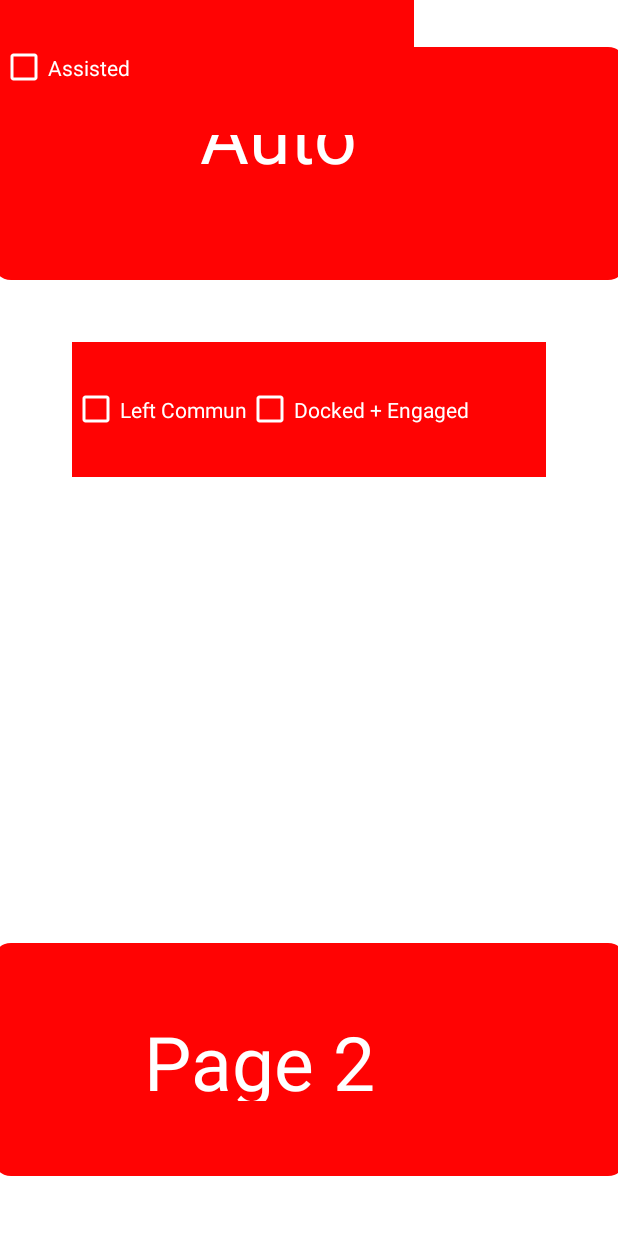
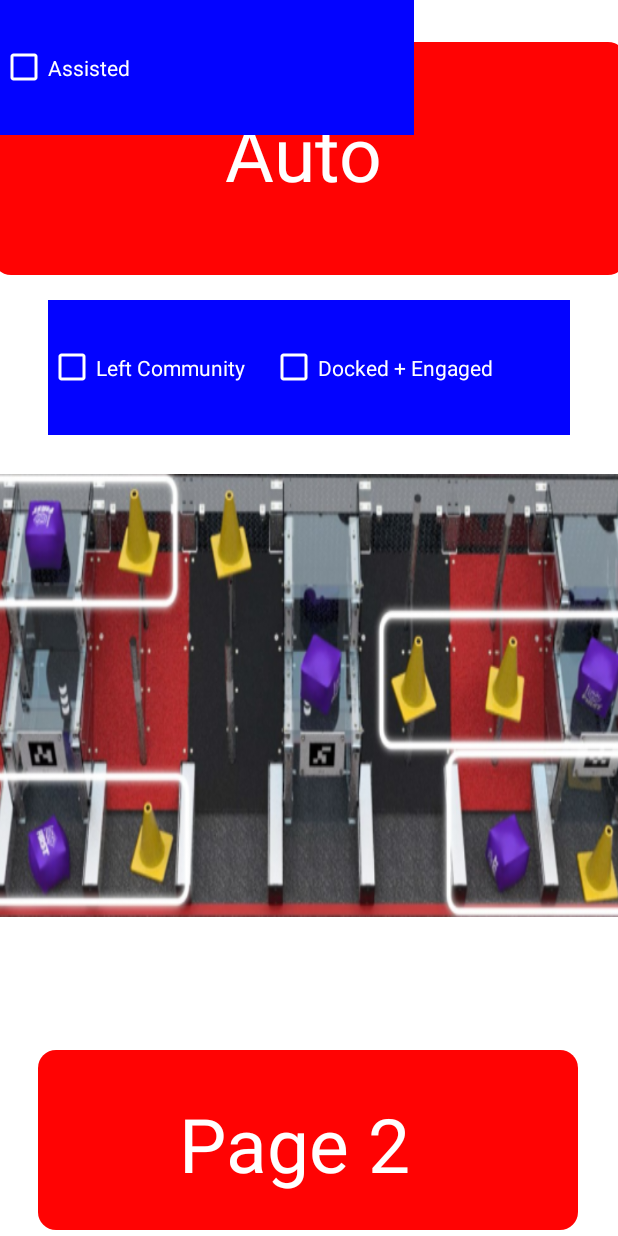
Before and after one commit to Gitmaster511/Scouter-App-2023, an Android app: the layout auto.xml on its own in the app's theme, with its tools: preview values and no code run, on a phone screen of 412 x 824 dp. Run offline under Robolectric (Android 15) with nearby library versions, the light colour scheme and no system bars.

Commit message:
fixed half of auto

```diff
--- a/app/src/main/res/layout/auto.xml
+++ b/app/src/main/res/layout/auto.xml
@@ -8,12 +8,14 @@
 
     <!-- Top Bar  -->
 
+    <!-- CheckBoxes -->
+
     <View
         android:id="@+id/view"
         android:layout_width="422dp"
         android:layout_height="155dp"
         android:layout_marginStart="189dp"
-        android:layout_marginTop="31dp"
+        android:layout_marginTop="28dp"
         android:layout_marginEnd="189dp"
         android:background="@drawable/smaller_rect_field"
         android:backgroundTint="#ff0303"
@@ -26,29 +28,29 @@
         app:layout_constraintStart_toStartOf="parent"
         app:layout_constraintTop_toTopOf="parent" />
 
-    <!-- CheckBoxes -->
-
     <TextView
         android:id="@+id/textView"
         android:layout_width="114dp"
-        android:layout_height="68dp"
+        android:layout_height="70dp"
         android:layout_marginStart="189dp"
-        android:layout_marginTop="56dp"
+        android:layout_marginTop="68dp"
         android:layout_marginEnd="189dp"
         android:text="@string/titleauto"
         android:textColor="@color/white"
         android:textSize="50sp"
         app:layout_constraintEnd_toEndOf="parent"
-        app:layout_constraintHorizontal_bias="0.697"
+        app:layout_constraintHorizontal_bias="0.495"
         app:layout_constraintStart_toStartOf="parent"
         app:layout_constraintTop_toTopOf="parent" />
+
+    <!-- Checkboxes -->
 
     <CheckBox
         android:layout_width="200dp"
         android:layout_height="90dp"
-        android:layout_marginStart="48dp"
-        android:layout_marginTop="228dp"
-        android:background="#ff0303"
+        android:layout_marginStart="32dp"
+        android:layout_marginTop="200dp"
+        android:background="#0303FF"
         android:buttonTint="#ffffff"
         android:text="@string/left_community"
         android:textColor="@color/white"
@@ -57,12 +59,15 @@
 
     </CheckBox>
 
+
+    <!-- Bottom Navigation -->
+
     <CheckBox
         android:layout_width="200dp"
         android:layout_height="90dp"
-        android:layout_marginTop="228dp"
-        android:layout_marginEnd="48dp"
-        android:background="#ff0303"
+        android:layout_marginTop="200dp"
+        android:layout_marginEnd="32dp"
+        android:background="#0303FF"
         android:buttonTint="#ffffff"
         android:text="@string/docked_engaged"
         android:textColor="@color/white"
@@ -71,26 +76,39 @@
 
     </CheckBox>
 
-
-    <!-- Bottom Navigation -->
-
     <CheckBox
         android:layout_width="276dp"
         android:layout_height="90dp"
-        android:background="#ff0303"
+        android:background="#0303FF"
         android:buttonTint="#ffffff"
         android:text="Assisted"
         android:textColor="@color/white"
         tools:layout_editor_absoluteX="309dp"
-        tools:layout_editor_absoluteY="636dp" />
+        tools:layout_editor_absoluteY="669dp" />
+
+    <View
+        android:id="@+id/view6"
+        android:layout_width="601dp"
+        android:layout_height="295dp"
+        android:layout_marginStart="189dp"
+        android:layout_marginTop="316dp"
+        android:layout_marginEnd="189dp"
+        android:background="@drawable/game_field"
+        android:bottomLeftRadius="40dp"
+        android:bottomRightRadius="40dp"
+        android:topLeftRadius="40dp"
+        android:topRightRadius="40dp"
+        app:layout_constraintEnd_toEndOf="parent"
+        app:layout_constraintStart_toStartOf="parent"
+        app:layout_constraintTop_toTopOf="parent" />
 
     <View
         android:id="@+id/view3"
-        android:layout_width="422dp"
-        android:layout_height="155dp"
+        android:layout_width="360dp"
+        android:layout_height="120dp"
         android:layout_marginStart="189dp"
         android:layout_marginEnd="189dp"
-        android:layout_marginBottom="40dp"
+        android:layout_marginBottom="4dp"
         android:background="@drawable/smaller_rect_field"
         android:backgroundTint="#ff0303"
         android:bottomLeftRadius="40dp"
@@ -99,22 +117,21 @@
         android:topRightRadius="40dp"
         app:layout_constraintBottom_toBottomOf="parent"
         app:layout_constraintEnd_toEndOf="parent"
-        app:layout_constraintHorizontal_bias="0.502"
+        app:layout_constraintHorizontal_bias="0.503"
         app:layout_constraintStart_toStartOf="parent" />
 
     <TextView
         android:id="@+id/textView2"
-        android:layout_width="177dp"
-        android:layout_height="60dp"
+        android:layout_width="173dp"
+        android:layout_height="71dp"
         android:layout_marginStart="189dp"
         android:layout_marginEnd="189dp"
-        android:layout_marginBottom="90dp"
+        android:layout_marginBottom="24dp"
         android:text="@string/page_2"
         android:textColor="@color/white"
         android:textSize="50sp"
         app:layout_constraintBottom_toBottomOf="parent"
         app:layout_constraintEnd_toEndOf="parent"
-        app:layout_constraintHorizontal_bias="0.652"
         app:layout_constraintStart_toStartOf="parent" />
 
 
```
Also changed, not shown: app/src/main/res/drawable/game_field.png (renamed from app/src/main/res/drawable/Screenshot 2023-01-31 183502.png).
